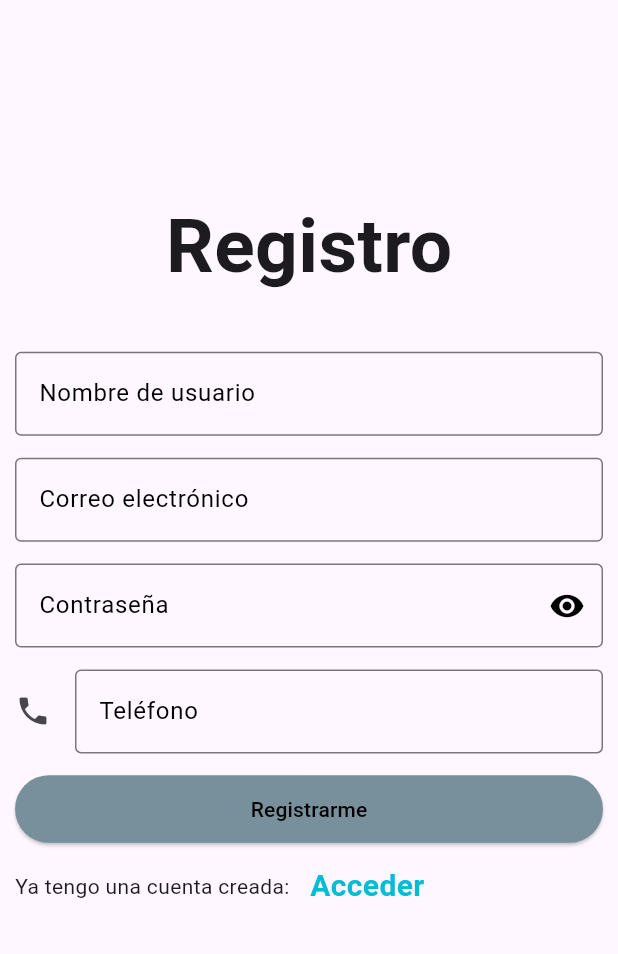
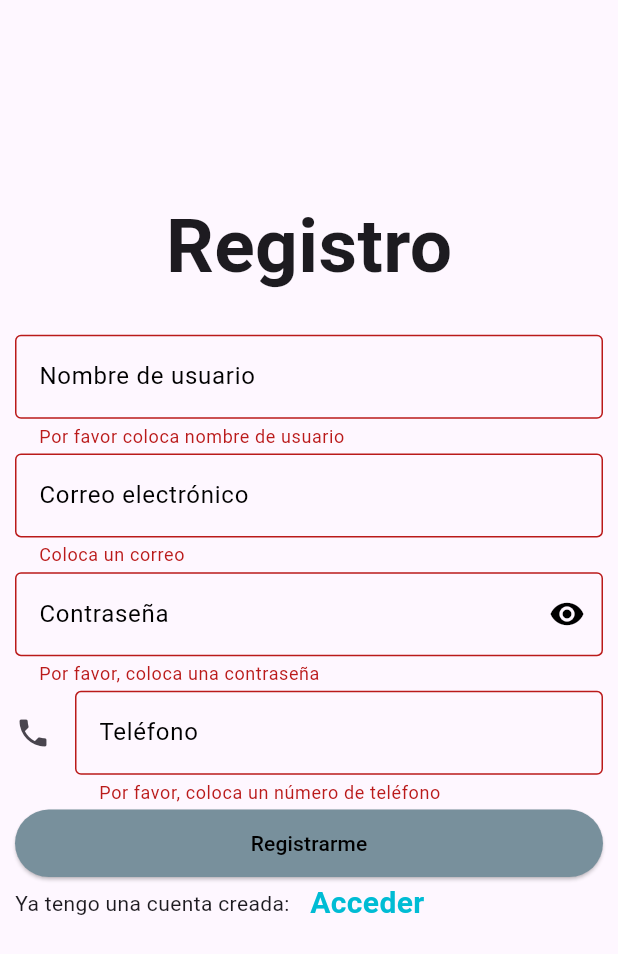
Before and after one commit to EverthKantun/E-comerce_app, a Flutter app: the screen it shows after launch, after a tap on "Registrarme", on a phone screen of 412 x 824 dp. Shown: the top 954 px of the screen. Run offline on Flutter 3.47's test engine with Material 3 defaults, Android fonts, the phone set to English and light mode, and no system bars.

Commit message:
Register Complete

```diff
--- a/e_comerce_app/lib/screens/signup.dart
+++ b/e_comerce_app/lib/screens/signup.dart
@@ -12,16 +12,17 @@ String p =
     r'^(([^<>()[\]\\.,;:\s@\"]+(\.[^<>()[\]\\.,;:\s@\"]+)*)|(\".+\"))@((\[[0-9]{1,3}\.[0-9]{1,3}\.[0-9]{1,3}\.[0-9]{1,3}\])|(([a-zA-Z\-0-9]+\.)+[a-zA-Z]{2,}))$';
 
 RegExp regExp = RegExp(p);
+bool obserText = true;
 
 class _SignUpState extends State<SignUp> {
-  // void validation() {
-  //   final FormState form = _formKey.currentState;
-  //   if (form.validate()) {
-  //     print("sí");
-  //   } else {
-  //     print("no");
-  //   }
-  // }
+  void validation() {
+    final FormState? form = _formKey.currentState; // Permite valores nulos
+    if (form != null && form.validate()) {
+      print("sí");
+    } else {
+      print("no");
+    }
+  }
 
   @override
   Widget build(BuildContext context) {
@@ -91,6 +92,7 @@ class _SignUpState extends State<SignUp> {
                             border: OutlineInputBorder()),
                       ),
                       TextFormField(
+                        obscureText: obserText,
                         validator: (value) {
                           //para validar la longitud de la contraseña
                           if (value == null || value.isEmpty) {
@@ -105,10 +107,16 @@ class _SignUpState extends State<SignUp> {
                             hintText: "Contraseña",
                             suffixIcon: GestureDetector(
                               onTap: () {
+                                setState(() {
+                                  obserText = !obserText;
+                                });
                                 FocusScope.of(context).unfocus();
                               },
-                              child:
-                                  Icon(Icons.visibility, color: Colors.black),
+                              child: Icon(
+                                  obserText == true
+                                      ? Icons.visibility
+                                      : Icons.visibility_off,
+                                  color: Colors.black),
                             ),
                             hintStyle: TextStyle(color: Colors.black),
                             border: OutlineInputBorder()),
@@ -133,7 +141,7 @@ class _SignUpState extends State<SignUp> {
                         width: double.infinity,
                         child: ElevatedButton(
                           onPressed: () {
-                            // validation();
+                            validation();
                           },
                           style: ElevatedButton.styleFrom(
                             backgroundColor: Colors.blueGrey[400],
```
